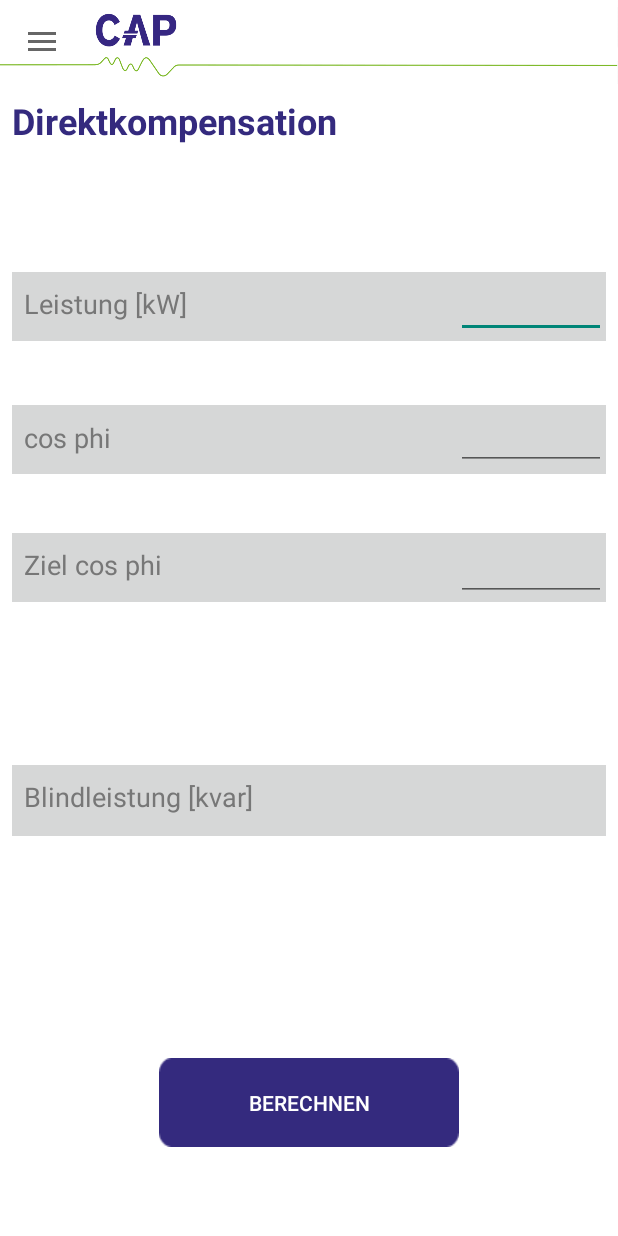
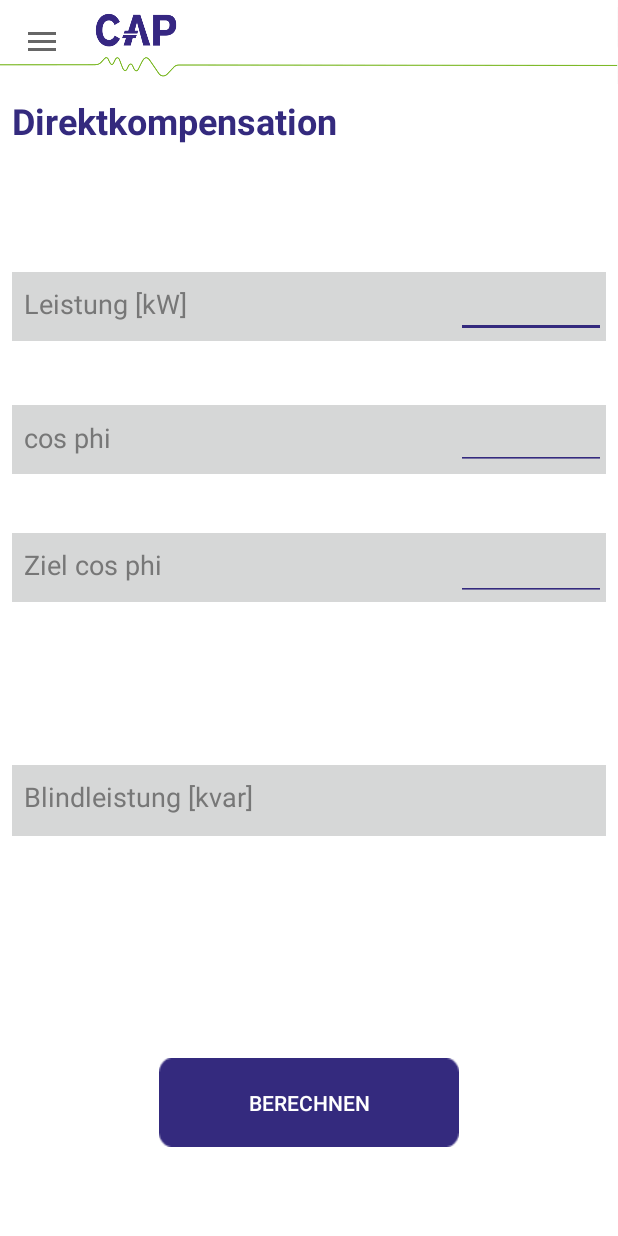
Before and after one commit to paulkemppk/PFCpro, an Android app: the CalcPower screen opened directly, with no data from a screen before it, on a phone screen of 412 x 824 dp. Run offline under Robolectric (Android 15) with nearby library versions, the phone set to English and light mode, and no system bars.

Commit message:
PFCPro_1.5 -Layout

```diff
--- /dev/null
+++ b/app/src/main/res/drawable/cursor_color.xml
@@ -0,0 +1,5 @@
+<?xml version="1.0" encoding="utf-8"?>
+<shape xmlns:android="http://schemas.android.com/apk/res/android" android:shape="rectangle">
+    <solid android:color="#342A7E"/>
+    <size android:width="1dp"/>
+</shape>
--- a/app/src/main/res/layout/content_calc_power.xml
+++ b/app/src/main/res/layout/content_calc_power.xml
@@ -122,12 +122,14 @@
         android:layout_marginTop="8dp"
         android:layout_marginEnd="8dp"
         android:layout_marginBottom="8dp"
+        android:backgroundTint="@color/colorPrimaryDark"
         android:ems="10"
         android:importantForAutofill="no"
         android:inputType="numberDecimal"
         android:textAlignment="textEnd"
         android:textColor="@color/colorFontGrey"
         android:textColorLink="@color/colorFontGrey"
+        android:textCursorDrawable="@drawable/cursor_color"
         app:layout_constraintBottom_toBottomOf="parent"
         app:layout_constraintEnd_toEndOf="parent"
         app:layout_constraintHorizontal_bias="1.0"
@@ -143,12 +145,15 @@
         android:layout_marginTop="8dp"
         android:layout_marginEnd="8dp"
         android:layout_marginBottom="8dp"
+        android:backgroundTint="@color/colorPrimaryDark"
         android:ems="10"
         android:importantForAutofill="no"
         android:inputType="numberDecimal"
         android:textAlignment="textEnd"
         android:textColor="@color/colorFontGrey"
+        android:textColorHighlight="@color/colorPrimaryDark"
         android:textColorLink="@color/colorFontGrey"
+        android:textCursorDrawable="@drawable/cursor_color"
         app:layout_constraintBottom_toBottomOf="parent"
         app:layout_constraintEnd_toEndOf="parent"
         app:layout_constraintHorizontal_bias="1.0"
@@ -175,6 +180,7 @@
         android:id="@+id/guideline"
         android:layout_width="wrap_content"
         android:layout_height="wrap_content"
+        android:foregroundTint="@color/colorPrimaryDark"
         android:orientation="horizontal"
         app:layout_constraintGuide_begin="293dp"
         app:layout_constraintTop_toBottomOf="@+id/textView4" />
@@ -265,12 +271,15 @@
         android:layout_marginTop="8dp"
         android:layout_marginEnd="8dp"
         android:layout_marginBottom="8dp"
+        android:backgroundTint="@color/colorPrimaryDark"
         android:ems="10"
         android:importantForAutofill="no"
         android:inputType="numberDecimal"
         android:textAlignment="textEnd"
         android:textColor="@color/colorFontGrey"
+        android:textColorHighlight="@color/colorPrimaryDark"
         android:textColorLink="@color/colorFontGrey"
+        android:textCursorDrawable="@drawable/cursor_color"
         app:layout_constraintBottom_toBottomOf="parent"
         app:layout_constraintEnd_toEndOf="parent"
         app:layout_constraintHorizontal_bias="1.0"
--- a/app/src/main/res/layout/content_calc_q.xml
+++ b/app/src/main/res/layout/content_calc_q.xml
@@ -181,12 +181,14 @@
         android:layout_marginTop="8dp"
         android:layout_marginEnd="8dp"
         android:layout_marginBottom="8dp"
+        android:backgroundTint="@color/colorPrimaryDark"
         android:ems="10"
         android:inputType="numberDecimal"
         android:selectAllOnFocus="false"
         android:singleLine="false"
         android:textAlignment="textEnd"
         android:textColor="@color/colorFontGrey"
+        android:textCursorDrawable="@drawable/cursor_color"
         app:layout_constraintBottom_toBottomOf="@+id/textView3"
         app:layout_constraintEnd_toEndOf="parent"
         app:layout_constraintHorizontal_bias="1.0"
@@ -202,11 +204,13 @@
         android:layout_marginTop="8dp"
         android:layout_marginEnd="8dp"
         android:layout_marginBottom="8dp"
+        android:backgroundTint="@color/colorPrimaryDark"
         android:ems="10"
         android:importantForAutofill="no"
         android:inputType="numberDecimal"
         android:textAlignment="textEnd"
         android:textColor="@color/colorFontGrey"
+        android:textCursorDrawable="@drawable/cursor_color"
         app:layout_constraintBottom_toBottomOf="@+id/textView8"
         app:layout_constraintEnd_toEndOf="parent"
         app:layout_constraintHorizontal_bias="1.0"
@@ -223,10 +227,12 @@
         android:layout_marginEnd="8dp"
         android:layout_marginBottom="8dp"
         android:autofillHints=""
+        android:backgroundTint="@color/colorPrimaryDark"
         android:ems="10"
         android:inputType="numberDecimal"
         android:textAlignment="textEnd"
         android:textColor="@color/colorFontGrey"
+        android:textCursorDrawable="@drawable/cursor_color"
         app:layout_constraintBottom_toBottomOf="@+id/textView9"
         app:layout_constraintEnd_toEndOf="parent"
         app:layout_constraintHorizontal_bias="1.0"
--- a/app/src/main/res/layout/content_calc_verd.xml
+++ b/app/src/main/res/layout/content_calc_verd.xml
@@ -196,11 +196,13 @@
         android:layout_width="100dp"
         android:layout_height="wrap_content"
         android:layout_marginEnd="8dp"
+        android:backgroundTint="@color/colorPrimaryDark"
         android:ems="10"
         android:inputType="numberDecimal"
         android:singleLine="false"
         android:textAlignment="textEnd"
         android:textColor="@color/colorFontGrey"
+        android:textCursorDrawable="@drawable/cursor_color"
         app:layout_constraintBottom_toBottomOf="parent"
         app:layout_constraintEnd_toEndOf="parent"
         app:layout_constraintHorizontal_bias="0.982"
@@ -216,10 +218,12 @@
         android:layout_width="100dp"
         android:layout_height="wrap_content"
         android:layout_marginEnd="8dp"
+        android:backgroundTint="@color/colorPrimaryDark"
         android:ems="10"
         android:inputType="numberDecimal"
         android:textAlignment="textEnd"
         android:textColor="@color/colorFontGrey"
+        android:textCursorDrawable="@drawable/cursor_color"
         app:layout_constraintBottom_toBottomOf="parent"
         app:layout_constraintEnd_toEndOf="parent"
         app:layout_constraintHorizontal_bias="0.982"
@@ -234,10 +238,12 @@
         android:layout_width="100dp"
         android:layout_height="wrap_content"
         android:layout_marginEnd="8dp"
+        android:backgroundTint="@color/colorPrimaryDark"
         android:ems="10"
         android:inputType="numberDecimal"
         android:textAlignment="textEnd"
         android:textColor="@color/colorFontGrey"
+        android:textCursorDrawable="@drawable/cursor_color"
         app:layout_constraintBottom_toBottomOf="parent"
         app:layout_constraintEnd_toEndOf="parent"
         app:layout_constraintHorizontal_bias="0.982"
--- a/app/src/main/res/layout/content_ck.xml
+++ b/app/src/main/res/layout/content_ck.xml
@@ -121,11 +121,13 @@
         android:layout_marginTop="8dp"
         android:layout_marginEnd="8dp"
         android:layout_marginBottom="8dp"
+        android:backgroundTint="@color/colorPrimaryDark"
         android:ems="10"
         android:inputType="numberDecimal"
         android:textAlignment="textEnd"
         android:textColor="@color/colorFontGrey"
         android:textColorLink="@color/colorFontGrey"
+        android:textCursorDrawable="@drawable/cursor_color"
         app:layout_constraintBottom_toBottomOf="parent"
         app:layout_constraintEnd_toEndOf="parent"
         app:layout_constraintHorizontal_bias="1.0"
@@ -141,11 +143,13 @@
         android:layout_marginTop="8dp"
         android:layout_marginEnd="8dp"
         android:layout_marginBottom="8dp"
+        android:backgroundTint="@color/colorPrimaryDark"
         android:ems="10"
         android:inputType="numberDecimal"
         android:textAlignment="textEnd"
         android:textColor="@color/colorFontGrey"
         android:textColorLink="@color/colorFontGrey"
+        android:textCursorDrawable="@drawable/cursor_color"
         app:layout_constraintBottom_toBottomOf="parent"
         app:layout_constraintEnd_toEndOf="parent"
         app:layout_constraintHorizontal_bias="1.0"
@@ -262,11 +266,13 @@
         android:layout_marginTop="8dp"
         android:layout_marginEnd="8dp"
         android:layout_marginBottom="8dp"
+        android:backgroundTint="@color/colorPrimaryDark"
         android:ems="10"
         android:inputType="numberDecimal"
         android:textAlignment="textEnd"
         android:textColor="@color/colorFontGrey"
         android:textColorLink="@color/colorFontGrey"
+        android:textCursorDrawable="@drawable/cursor_color"
         app:layout_constraintBottom_toBottomOf="parent"
         app:layout_constraintEnd_toEndOf="parent"
         app:layout_constraintHorizontal_bias="1.0"
--- a/app/src/main/res/layout/content_main.xml
+++ b/app/src/main/res/layout/content_main.xml
@@ -228,10 +228,10 @@
     <ImageView
         android:id="@+id/imageView10"
         android:layout_width="0dp"
-        android:layout_height="149dp"
+        android:layout_height="wrap_content"
         android:layout_marginTop="8dp"
         android:layout_marginBottom="8dp"
-        android:background="@drawable/betriebweb2"
+        android:background="@drawable/betriebweb3"
         app:layout_constraintBottom_toBottomOf="parent"
         app:layout_constraintEnd_toEndOf="parent"
         app:layout_constraintHorizontal_bias="0.0"
--- a/app/src/main/res/values/styles.xml
+++ b/app/src/main/res/values/styles.xml
@@ -1,12 +1,15 @@
 <resources>
 
     <!-- Base application theme. -->
-    <style name="AppTheme" parent="Theme.AppCompat.Light">
+    <style name="AppTheme" parent="Theme.AppCompat.DayNight">
         <!-- Customize your theme here. -->
         <item name="colorPrimary">@color/colorPrimary</item>
         <item name="colorPrimaryDark">@color/colorPrimaryDark</item>
         <item name="colorAccent">@color/colorAccent</item>
         <item name="android:textColorPrimary">@color/colorAccent</item>
+        <item name="colorControlNormal">@color/colorPrimaryDark</item>
+        <item name="colorControlActivated">@color/colorPrimaryDark</item>
+        <item name="colorControlHighlight">@color/colorPrimaryDark</item>
 
     </style>
 
```
Also changed, not shown: app/src/main/res/drawable/info.png.
